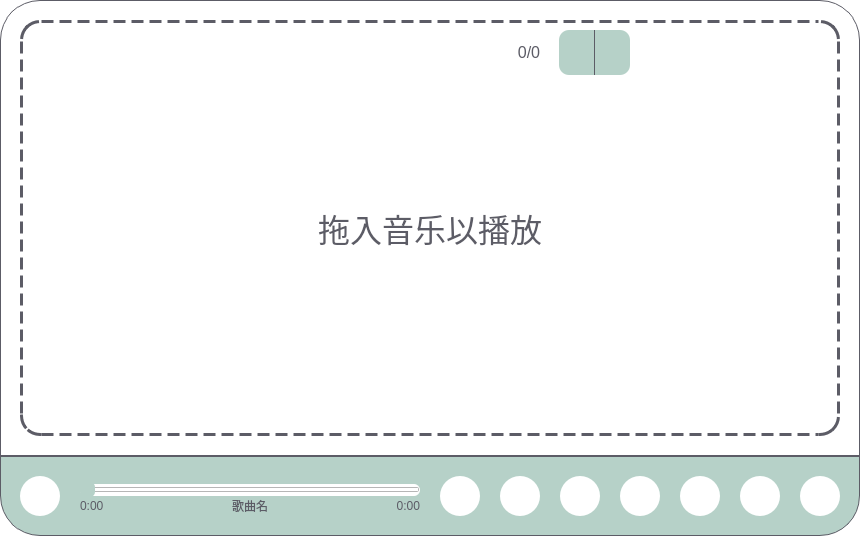
This is widget.ui in whdicu/OnePlayer as Qt 5 draws it before an edit. The edited form follows.
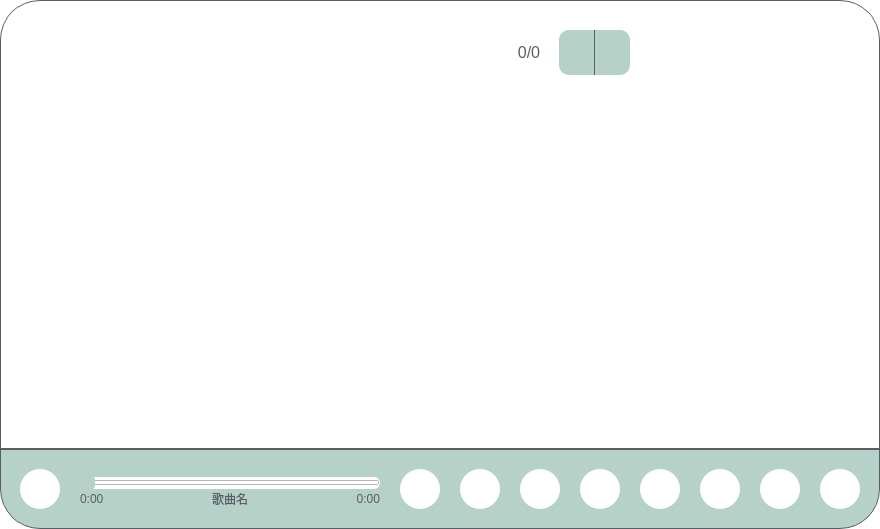
This is the edited form. Icons and pictures are not drawn. Custom widgets are drawn as their Qt base class.

Commit message: 界面修改为左右布局，左侧显示音乐封面图，背景圆角模糊

What changed in the file:
```diff
--- a/widget.ui
+++ b/widget.ui
@@ -6,8 +6,8 @@
    <rect>
     <x>0</x>
     <y>0</y>
-    <width>860</width>
-    <height>536</height>
+    <width>880</width>
+    <height>529</height>
    </rect>
   </property>
   <property name="cursor">
@@ -17,7 +17,11 @@
    <string>Widget</string>
   </property>
   <property name="styleSheet">
-   <string notr="true">#Widget {
+   <string notr="true">#widget_radius1 {
+	background: radial-gradient(circle at bottom right, transparent 0px, transparent 40px, blue 40px);
+}
+
+#Widget {
 	background-color: white;
 }
 
@@ -34,19 +38,26 @@
 }
 
 #music,
-#setting {
+#setting,
+#p {
 	background-color: white;
 	border: 1px solid #5c5c66;
 	border-top-left-radius: 40px;
 	border-top-right-radius: 40px;
 }
 
-#label_info {
-	background-color: white;
-	border: 3px dashed #5c5c66;
+#stacked_info {
 	border-radius: 20px;
 }
 
+#label_image {
+	border-radius: 20px;
+}
+
+
+
+
+
 #scrollArea {
 	background-color: white;
 	border: none;
@@ -194,10 +205,10 @@
       <widget class="QScrollArea" name="scrollArea">
        <property name="geometry">
         <rect>
-         <x>15</x>
-         <y>15</y>
-         <width>830</width>
-         <height>421</height>
+         <x>400</x>
+         <y>20</y>
+         <width>460</width>
+         <height>409</height>
         </rect>
        </property>
        <property name="font">
@@ -205,6 +216,9 @@
          <family>Microsoft YaHei UI</family>
         </font>
        </property>
+       <property name="verticalScrollBarPolicy">
+        <enum>Qt::ScrollBarAlwaysOff</enum>
+       </property>
        <property name="widgetResizable">
         <bool>true</bool>
        </property>
@@ -216,34 +230,45 @@
          <rect>
           <x>0</x>
           <y>0</y>
-          <width>830</width>
-          <height>421</height>
+          <width>460</width>
+          <height>409</height>
          </rect>
         </property>
+        <layout class="QVBoxLayout" name="verticalLayout_2">
+         <property name="spacing">
+          <number>7</number>
+         </property>
+         <property name="leftMargin">
+          <number>0</number>
+         </property>
+         <property name="topMargin">
+          <number>0</number>
+         </property>
+         <property name="rightMargin">
+          <number>0</number>
+         </property>
+         <property name="bottomMargin">
+          <number>0</number>
+         </property>
+         <item>
+          <layout class="QVBoxLayout" name="music_layout"/>
+         </item>
+         <item>
+          <spacer name="verticalSpacer">
+           <property name="orientation">
+            <enum>Qt::Vertical</enum>
+           </property>
+           <property name="sizeHint" stdset="0">
+            <size>
+             <width>20</width>
+             <height>40</height>
+            </size>
+           </property>
+          </spacer>
+         </item>
+        </layout>
        </widget>
       </widget>
-      <widget class="QLabel" name="label_info">
-       <property name="geometry">
-        <rect>
-         <x>20</x>
-         <y>20</y>
-         <width>820</width>
-         <height>416</height>
-        </rect>
-       </property>
-       <property name="font">
-        <font>
-         <family>Microsoft YaHei UI</family>
-         <pointsize>24</pointsize>
-        </font>
-       </property>
-       <property name="text">
-        <string>拖入音乐以播放</string>
-       </property>
-       <property name="alignment">
-        <set>Qt::AlignCenter</set>
-       </property>
-      </widget>
       <widget class="QWidget" name="find_widget" native="true">
        <property name="geometry">
         <rect>
@@ -440,6 +465,51 @@
         </item>
        </layout>
       </widget>
+      <widget class="QStackedWidget" name="stacked_info">
+       <property name="geometry">
+        <rect>
+         <x>20</x>
+         <y>20</y>
+         <width>360</width>
+         <height>409</height>
+        </rect>
+       </property>
+       <widget class="QWidget" name="page_music_info">
+        <widget class="ImageWidget" name="widget_music_mask" native="true">
+         <property name="geometry">
+          <rect>
+           <x>0</x>
+           <y>0</y>
+           <width>360</width>
+           <height>409</height>
+          </rect>
+         </property>
+        </widget>
+        <widget class="QLabel" name="label_image">
+         <property name="geometry">
+          <rect>
+           <x>90</x>
+           <y>45</y>
+           <width>180</width>
+           <height>180</height>
+          </rect>
+         </property>
+         <property name="text">
+          <string/>
+         </property>
+         <property name="scaledContents">
+          <bool>true</bool>
+         </property>
+         <property name="alignment">
+          <set>Qt::AlignCenter</set>
+         </property>
+         <property name="wordWrap">
+          <bool>false</bool>
+         </property>
+        </widget>
+       </widget>
+       <widget class="QWidget" name="page_video_info"/>
+      </widget>
      </widget>
      <widget class="QWidget" name="setting">
       <widget class="QLabel" name="label">
@@ -567,7 +637,7 @@
      <widget class="QPushButton" name="btn_play">
       <property name="geometry">
        <rect>
-        <x>500</x>
+        <x>460</x>
         <y>20</y>
         <width>40</width>
         <height>40</height>
@@ -598,7 +668,7 @@
      <widget class="QPushButton" name="btn_down">
       <property name="geometry">
        <rect>
-        <x>620</x>
+        <x>580</x>
         <y>20</y>
         <width>40</width>
         <height>40</height>
@@ -629,7 +699,7 @@
      <widget class="QPushButton" name="btn_up">
       <property name="geometry">
        <rect>
-        <x>680</x>
+        <x>640</x>
         <y>20</y>
         <width>40</width>
         <height>40</height>
@@ -662,7 +732,7 @@
        <rect>
         <x>80</x>
         <y>28</y>
-        <width>340</width>
+        <width>300</width>
         <height>12</height>
        </rect>
       </property>
@@ -726,7 +796,7 @@
      <widget class="QLabel" name="label_rest">
       <property name="geometry">
        <rect>
-        <x>370</x>
+        <x>330</x>
         <y>40</y>
         <width>50</width>
         <height>20</height>
@@ -750,7 +820,7 @@
      <widget class="QPushButton" name="btn_previoud">
       <property name="geometry">
        <rect>
-        <x>440</x>
+        <x>400</x>
         <y>20</y>
         <width>40</width>
         <height>40</height>
@@ -781,7 +851,7 @@
      <widget class="QPushButton" name="btn_next">
       <property name="geometry">
        <rect>
-        <x>560</x>
+        <x>520</x>
         <y>20</y>
         <width>40</width>
         <height>40</height>
@@ -812,7 +882,7 @@
      <widget class="QPushButton" name="btn_mode">
       <property name="geometry">
        <rect>
-        <x>740</x>
+        <x>700</x>
         <y>20</y>
         <width>40</width>
         <height>40</height>
@@ -845,7 +915,7 @@
        <rect>
         <x>130</x>
         <y>40</y>
-        <width>240</width>
+        <width>200</width>
         <height>20</height>
        </rect>
       </property>
@@ -867,7 +937,7 @@
      <widget class="QPushButton" name="btn_more">
       <property name="geometry">
        <rect>
-        <x>800</x>
+        <x>820</x>
         <y>20</y>
         <width>40</width>
         <height>40</height>
@@ -895,10 +965,49 @@
        </size>
       </property>
      </widget>
+     <widget class="QPushButton" name="btn_full_screen">
+      <property name="geometry">
+       <rect>
+        <x>760</x>
+        <y>20</y>
+        <width>40</width>
+        <height>40</height>
+       </rect>
+      </property>
+      <property name="font">
+       <font>
+        <family>Microsoft YaHei UI</family>
+       </font>
+      </property>
+      <property name="cursor">
+       <cursorShape>PointingHandCursor</cursorShape>
+      </property>
+      <property name="text">
+       <string/>
+      </property>
+      <property name="icon">
+       <iconset resource="res.qrc">
+        <normaloff>:/svgs/full_screen.svg</normaloff>:/svgs/full_screen.svg</iconset>
+      </property>
+      <property name="iconSize">
+       <size>
+        <width>20</width>
+        <height>20</height>
+       </size>
+      </property>
+     </widget>
     </widget>
    </item>
   </layout>
  </widget>
+ <customwidgets>
+  <customwidget>
+   <class>ImageWidget</class>
+   <extends>QWidget</extends>
+   <header location="global">imagewidget.h</header>
+   <container>1</container>
+  </customwidget>
+ </customwidgets>
  <resources>
   <include location="res.qrc"/>
  </resources>
```
Left out of the diff: 1 changed line with no effect on the pictures. The commit also changes 6 other files.
